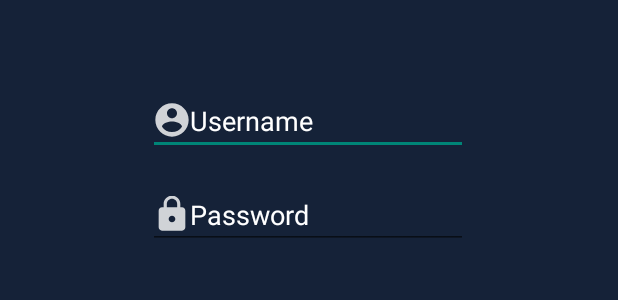
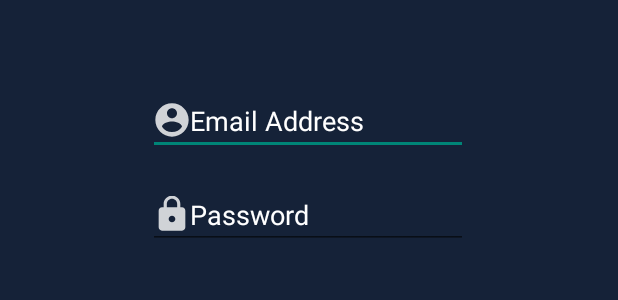
Before and after one commit to amirraihan/007, an Android app: the layout activity_main.xml on its own in the app's theme, with its tools: preview values and no code run, on a phone screen of 412 x 824 dp. Shown: the part 485-785 px from the top of the screen. Run offline under Robolectric (Android 15) with nearby library versions, the phone set to English and light mode, and no system bars.

Commit message:
login, signup, logout, email verify, database done

```diff
--- a/GO LAUNDRY/app/src/main/res/layout/activity_main.xml
+++ b/GO LAUNDRY/app/src/main/res/layout/activity_main.xml
@@ -8,13 +8,13 @@
     tools:context=".Login" >
 
     <EditText
-        android:id="@+id/pt_username"
+        android:id="@+id/pt_email1"
         android:layout_width="wrap_content"
         android:layout_height="wrap_content"
         android:layout_marginBottom="136dp"
         android:drawableLeft="@drawable/ic_action_username"
         android:ems="10"
-        android:hint="Username"
+        android:hint="Email Address"
         android:inputType="textPersonName"
         android:textColor="#FFFDFD"
         android:textColorHighlight="#FAFAFA"
@@ -53,11 +53,11 @@
         app:layout_constraintEnd_toEndOf="parent"
         app:layout_constraintHorizontal_bias="0.497"
         app:layout_constraintStart_toStartOf="parent"
-        app:layout_constraintTop_toBottomOf="@+id/pt_username"
+        app:layout_constraintTop_toBottomOf="@+id/pt_email1"
         app:layout_constraintVertical_bias="0.049" />
 
     <Button
-        android:id="@+id/button"
+        android:id="@+id/btn_login"
         android:layout_width="198dp"
         android:layout_height="40dp"
         android:background="@drawable/custom_button"
@@ -80,7 +80,7 @@
         app:layout_constraintEnd_toEndOf="parent"
         app:layout_constraintHorizontal_bias="0.502"
         app:layout_constraintStart_toStartOf="parent"
-        app:layout_constraintTop_toBottomOf="@+id/button"
+        app:layout_constraintTop_toBottomOf="@+id/btn_login"
         app:layout_constraintVertical_bias="0.12" />
 
 </androidx.constraintlayout.widget.ConstraintLayout>
--- /dev/null
+++ b/build.gradle
@@ -0,0 +1 @@
+// Top-level build file where you can add configuration options common to all sub-projects/modules.
```
Also changed, not shown: GO LAUNDRY/app/src/main/java/com/example/GOLAUNDRY/Login.java (+70 -9 lines), GO LAUNDRY/app/src/main/java/com/example/GOLAUNDRY/Signup.java (+19 -2 lines), gradle/wrapper/gradle-wrapper.properties (added), 4 other files.
